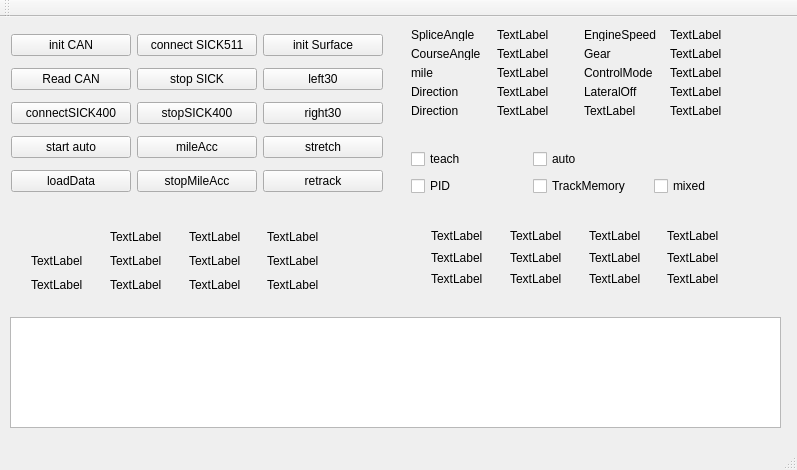
Above: mainwindow.ui from wozaiqufu/cyjApp_pid before the change. Below: the same form after it.
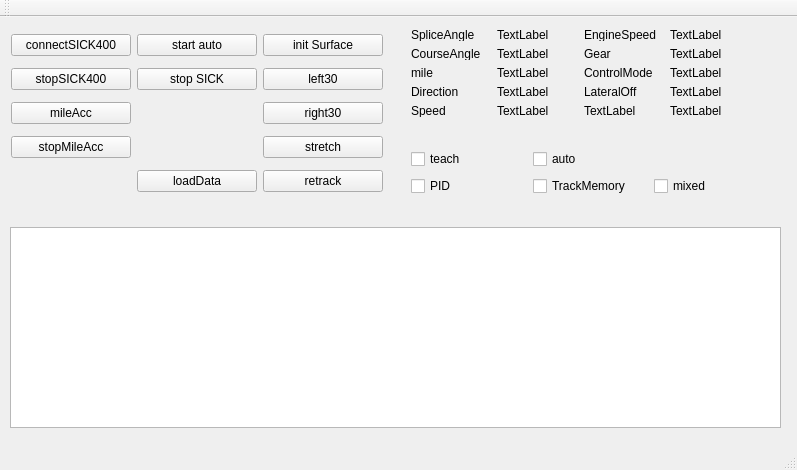
That is the form after the change.

Commit message: init can sick511 in construction of Mainwindow

Patch:
```diff
--- a/mainwindow.ui
+++ b/mainwindow.ui
@@ -18,9 +18,9 @@
     <property name="geometry">
      <rect>
       <x>10</x>
-      <y>300</y>
+      <y>210</y>
       <width>771</width>
-      <height>111</height>
+      <height>201</height>
      </rect>
     </property>
    </widget>
@@ -41,27 +41,6 @@
        </property>
       </widget>
      </item>
-     <item row="1" column="0">
-      <widget class="QPushButton" name="pushButton_6">
-       <property name="text">
-        <string>Read CAN</string>
-       </property>
-      </widget>
-     </item>
-     <item row="3" column="1">
-      <widget class="QPushButton" name="pushButton_accuMile">
-       <property name="text">
-        <string>mileAcc</string>
-       </property>
-      </widget>
-     </item>
-     <item row="0" column="1">
-      <widget class="QPushButton" name="pushButton">
-       <property name="text">
-        <string>connect SICK511</string>
-       </property>
-      </widget>
-     </item>
      <item row="1" column="1">
       <widget class="QPushButton" name="pushButton_4">
        <property name="text">
@@ -83,62 +62,62 @@
        </property>
       </widget>
      </item>
-     <item row="3" column="0">
-      <widget class="QPushButton" name="pushButton_startTeach">
+     <item row="3" column="2">
+      <widget class="QPushButton" name="pushButton_stretch">
        <property name="text">
-        <string>start auto</string>
+        <string>stretch</string>
+       </property>
+      </widget>
+     </item>
+     <item row="4" column="2">
+      <widget class="QPushButton" name="pushButton_retract">
+       <property name="text">
+        <string>retrack</string>
        </property>
       </widget>
      </item>
      <item row="0" column="0">
-      <widget class="QPushButton" name="pushButton_5">
-       <property name="text">
-        <string>init CAN</string>
-       </property>
-      </widget>
-     </item>
-     <item row="2" column="0">
       <widget class="QPushButton" name="pushButton_connect400">
        <property name="text">
         <string>connectSICK400</string>
        </property>
       </widget>
      </item>
-     <item row="2" column="1">
+     <item row="1" column="0">
       <widget class="QPushButton" name="pushButton_stop400">
        <property name="text">
         <string>stopSICK400</string>
        </property>
       </widget>
      </item>
-     <item row="4" column="1">
+     <item row="0" column="1">
+      <widget class="QPushButton" name="pushButton_startTeach">
+       <property name="text">
+        <string>start auto</string>
+       </property>
+      </widget>
+     </item>
+     <item row="2" column="0">
+      <widget class="QPushButton" name="pushButton_accuMile">
+       <property name="text">
+        <string>mileAcc</string>
+       </property>
+      </widget>
+     </item>
+     <item row="3" column="0">
       <widget class="QPushButton" name="pushButton_stopMileAcc">
        <property name="text">
         <string>stopMileAcc</string>
        </property>
       </widget>
      </item>
-     <item row="4" column="0">
+     <item row="4" column="1">
       <widget class="QPushButton" name="pushButton_loaddata">
        <property name="text">
         <string>loadData</string>
        </property>
       </widget>
      </item>
-     <item row="3" column="2">
-      <widget class="QPushButton" name="pushButton_stretch">
-       <property name="text">
-        <string>stretch</string>
-       </property>
-      </widget>
-     </item>
-     <item row="4" column="2">
-      <widget class="QPushButton" name="pushButton_retract">
-       <property name="text">
-        <string>retrack</string>
-       </property>
-      </widget>
-     </item>
     </layout>
    </widget>
    <widget class="QWidget" name="gridLayoutWidget_4">
@@ -266,12 +245,12 @@
      <item row="4" column="0">
       <widget class="QLabel" name="label_sur_acc">
        <property name="text">
-        <string>Direction</string>
+        <string>Speed</string>
        </property>
       </widget>
      </item>
      <item row="4" column="1">
-      <widget class="QLabel" name="label_7">
+      <widget class="QLabel" name="label_speed">
        <property name="text">
         <string>TextLabel</string>
        </property>
@@ -340,198 +319,6 @@
      </item>
     </layout>
    </widget>
-   <widget class="QWidget" name="gridLayoutWidget_3">
-    <property name="geometry">
-     <rect>
-      <x>20</x>
-      <y>200</y>
-      <width>331</width>
-      <height>88</height>
-     </rect>
-    </property>
-    <layout class="QGridLayout" name="gridLayout_3">
-     <item row="2" column="3">
-      <widget class="QLabel" name="label_23">
-       <property name="text">
-        <string>TextLabel</string>
-       </property>
-      </widget>
-     </item>
-     <item row="1" column="1">
-      <widget class="QLabel" name="label_15">
-       <property name="text">
-        <string>TextLabel</string>
-       </property>
-      </widget>
-     </item>
-     <item row="1" column="3">
-      <widget class="QLabel" name="label_22">
-       <property name="text">
-        <string>TextLabel</string>
-       </property>
-      </widget>
-     </item>
-     <item row="0" column="1">
-      <widget class="QLabel" name="label_surfaceLight">
-       <property name="text">
-        <string>TextLabel</string>
-       </property>
-      </widget>
-     </item>
-     <item row="2" column="2">
-      <widget class="QLabel" name="label_20">
-       <property name="text">
-        <string>TextLabel</string>
-       </property>
-      </widget>
-     </item>
-     <item row="0" column="2">
-      <widget class="QLabel" name="label_surfaceHorn">
-       <property name="text">
-        <string>TextLabel</string>
-       </property>
-      </widget>
-     </item>
-     <item row="2" column="1">
-      <widget class="QLabel" name="label_17">
-       <property name="text">
-        <string>TextLabel</string>
-       </property>
-      </widget>
-     </item>
-     <item row="1" column="2">
-      <widget class="QLabel" name="label_19">
-       <property name="text">
-        <string>TextLabel</string>
-       </property>
-      </widget>
-     </item>
-     <item row="0" column="3">
-      <widget class="QLabel" name="label_21">
-       <property name="text">
-        <string>TextLabel</string>
-       </property>
-      </widget>
-     </item>
-     <item row="0" column="0">
-      <widget class="QLabel" name="label_5">
-       <property name="text">
-        <string/>
-       </property>
-      </widget>
-     </item>
-     <item row="2" column="0">
-      <widget class="QLabel" name="label_16">
-       <property name="text">
-        <string>TextLabel</string>
-       </property>
-      </widget>
-     </item>
-     <item row="1" column="0">
-      <widget class="QLabel" name="label_14">
-       <property name="text">
-        <string>TextLabel</string>
-       </property>
-      </widget>
-     </item>
-    </layout>
-   </widget>
-   <widget class="QWidget" name="gridLayoutWidget_5">
-    <property name="geometry">
-     <rect>
-      <x>420</x>
-      <y>200</y>
-      <width>331</width>
-      <height>81</height>
-     </rect>
-    </property>
-    <layout class="QGridLayout" name="gridLayout_5">
-     <item row="1" column="0">
-      <widget class="QLabel" name="label_24">
-       <property name="text">
-        <string>TextLabel</string>
-       </property>
-      </widget>
-     </item>
-     <item row="1" column="1">
-      <widget class="QLabel" name="label_25">
-       <property name="text">
-        <string>TextLabel</string>
-       </property>
-      </widget>
-     </item>
-     <item row="2" column="0">
-      <widget class="QLabel" name="label_26">
-       <property name="text">
-        <string>TextLabel</string>
-       </property>
-      </widget>
-     </item>
-     <item row="0" column="0">
-      <widget class="QLabel" name="label_27">
-       <property name="text">
-        <string>TextLabel</string>
-       </property>
-      </widget>
-     </item>
-     <item row="0" column="1">
-      <widget class="QLabel" name="label_28">
-       <property name="text">
-        <string>TextLabel</string>
-       </property>
-      </widget>
-     </item>
-     <item row="2" column="1">
-      <widget class="QLabel" name="label_29">
-       <property name="text">
-        <string>TextLabel</string>
-       </property>
-      </widget>
-     </item>
-     <item row="1" column="2">
-      <widget class="QLabel" name="label_30">
-       <property name="text">
-        <string>TextLabel</string>
-       </property>
-      </widget>
-     </item>
-     <item row="0" column="2">
-      <widget class="QLabel" name="label_31">
-       <property name="text">
-        <string>TextLabel</string>
-       </property>
-      </widget>
-     </item>
-     <item row="2" column="2">
-      <widget class="QLabel" name="label_32">
-       <property name="text">
-        <string>TextLabel</string>
-       </property>
-      </widget>
-     </item>
-     <item row="0" column="3">
-      <widget class="QLabel" name="label_33">
-       <property name="text">
-        <string>TextLabel</string>
-       </property>
-      </widget>
-     </item>
-     <item row="1" column="3">
-      <widget class="QLabel" name="label_34">
-       <property name="text">
-        <string>TextLabel</string>
-       </property>
-      </widget>
-     </item>
-     <item row="2" column="3">
-      <widget class="QLabel" name="label_35">
-       <property name="text">
-        <string>TextLabel</string>
-       </property>
-      </widget>
-     </item>
-    </layout>
-   </widget>
   </widget>
   <widget class="QMenuBar" name="menuBar">
    <property name="geometry">
```
The commit also changes 7 other files.
